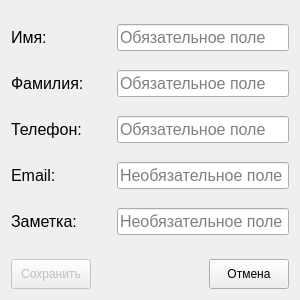
Qt form src/AddContactDialog.ui (Pigeon-Ignaty/ContactBook) before a commit.
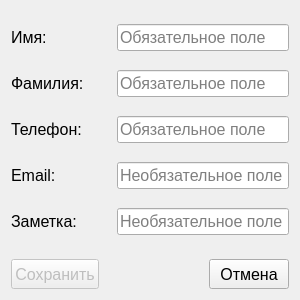
The same form after that commit.

Patch:
```diff
--- a/src/AddContactDialog.ui
+++ b/src/AddContactDialog.ui
@@ -218,6 +218,11 @@
            <height>30</height>
           </size>
          </property>
+         <property name="font">
+          <font>
+           <pointsize>12</pointsize>
+          </font>
+         </property>
          <property name="text">
           <string>Сохранить</string>
          </property>
@@ -244,6 +249,11 @@
            <height>30</height>
           </size>
          </property>
+         <property name="font">
+          <font>
+           <pointsize>12</pointsize>
+          </font>
+         </property>
          <property name="text">
           <string>Отмена</string>
          </property>
```
